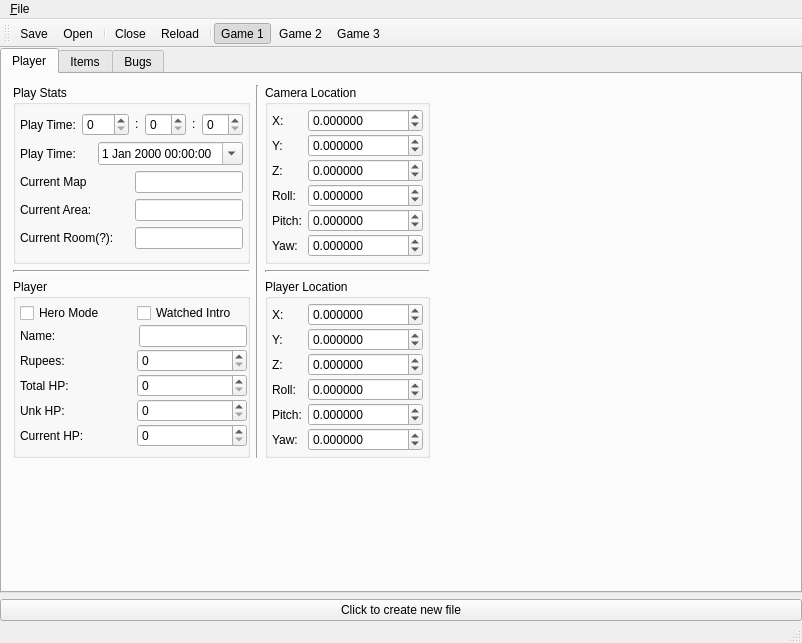
Above: save editor/SS_SaveEditor/mainwindow.ui from Antidote/skyward-sword-save-editor before the change. Below: the same form after it.
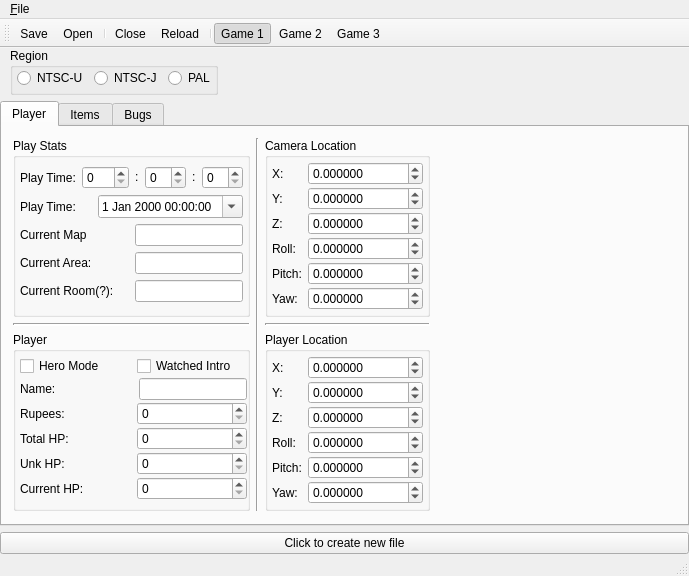
That is the form after the change. Icons and pictures are not drawn.

Commit message: Added region select and changed file check behavior (Now checks file when the window is "Entered", this isn't ideal but it works for the time being)

```diff
--- a/save editor/SS_SaveEditor/mainwindow.ui
+++ b/save editor/SS_SaveEditor/mainwindow.ui
@@ -6,8 +6,8 @@
    <rect>
     <x>0</x>
     <y>0</y>
-    <width>802</width>
-    <height>643</height>
+    <width>689</width>
+    <height>547</height>
    </rect>
   </property>
   <property name="windowTitle">
@@ -18,6 +18,84 @@
     <property name="margin">
      <number>0</number>
     </property>
+    <item>
+     <layout class="QHBoxLayout" name="horizontalLayout_4">
+      <item>
+       <spacer name="horizontalSpacer_3">
+        <property name="orientation">
+         <enum>Qt::Horizontal</enum>
+        </property>
+        <property name="sizeType">
+         <enum>QSizePolicy::Fixed</enum>
+        </property>
+        <property name="sizeHint" stdset="0">
+         <size>
+          <width>10</width>
+          <height>20</height>
+         </size>
+        </property>
+       </spacer>
+      </item>
+      <item>
+       <widget class="QGroupBox" name="regionGroupBox">
+        <property name="title">
+         <string>Region</string>
+        </property>
+        <layout class="QHBoxLayout" name="horizontalLayout_2">
+         <property name="spacing">
+          <number>6</number>
+         </property>
+         <property name="leftMargin">
+          <number>4</number>
+         </property>
+         <property name="topMargin">
+          <number>0</number>
+         </property>
+         <property name="rightMargin">
+          <number>0</number>
+         </property>
+         <property name="bottomMargin">
+          <number>4</number>
+         </property>
+         <item>
+          <widget class="QRadioButton" name="ntscURadioBtn">
+           <property name="text">
+            <string>NTSC-U</string>
+           </property>
+          </widget>
+         </item>
+         <item>
+          <widget class="QRadioButton" name="ntscJRadioBtn">
+           <property name="text">
+            <string>NTSC-J</string>
+           </property>
+          </widget>
+         </item>
+         <item>
+          <widget class="QRadioButton" name="palRadioBtn">
+           <property name="text">
+            <string>PAL</string>
+           </property>
+          </widget>
+         </item>
+        </layout>
+       </widget>
+      </item>
+      <item>
+       <spacer name="horizontalSpacer_2">
+        <property name="orientation">
+         <enum>Qt::Horizontal</enum>
+        </property>
+        <property name="sizeHint" stdset="0">
+         <size>
+          <width>40</width>
+          <height>20</height>
+         </size>
+        </property>
+       </spacer>
+      </item>
+     </layout>
+    </item>
     <item>
      <widget class="QTabWidget" name="tabWidget">
       <property name="tabShape">
@@ -937,7 +1015,7 @@
     <rect>
      <x>0</x>
      <y>0</y>
-     <width>802</width>
+     <width>689</width>
      <height>21</height>
     </rect>
    </property>
```
The commit also changes 4 other files.
